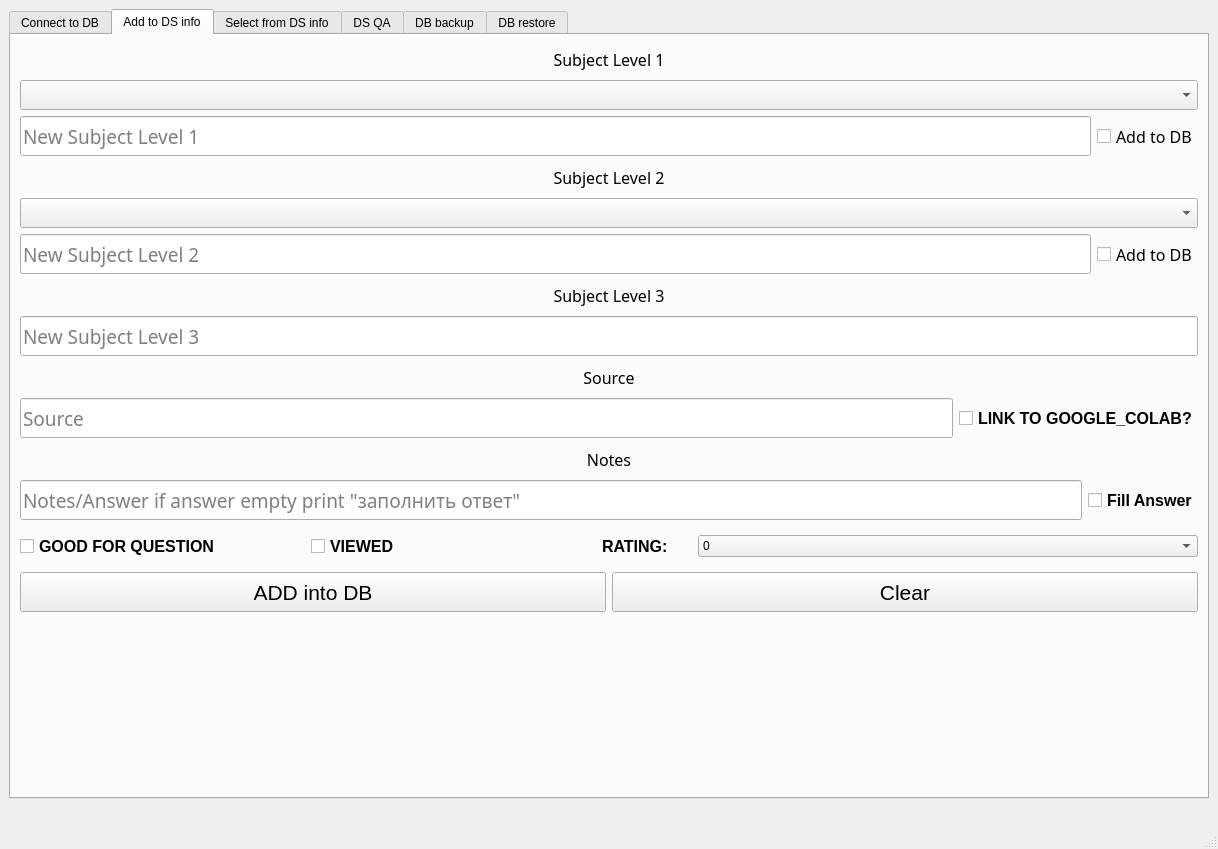
Before: the Qt Designer form DS_data/ui/main.ui in a18091986/python_study_different, drawn with Qt 5.
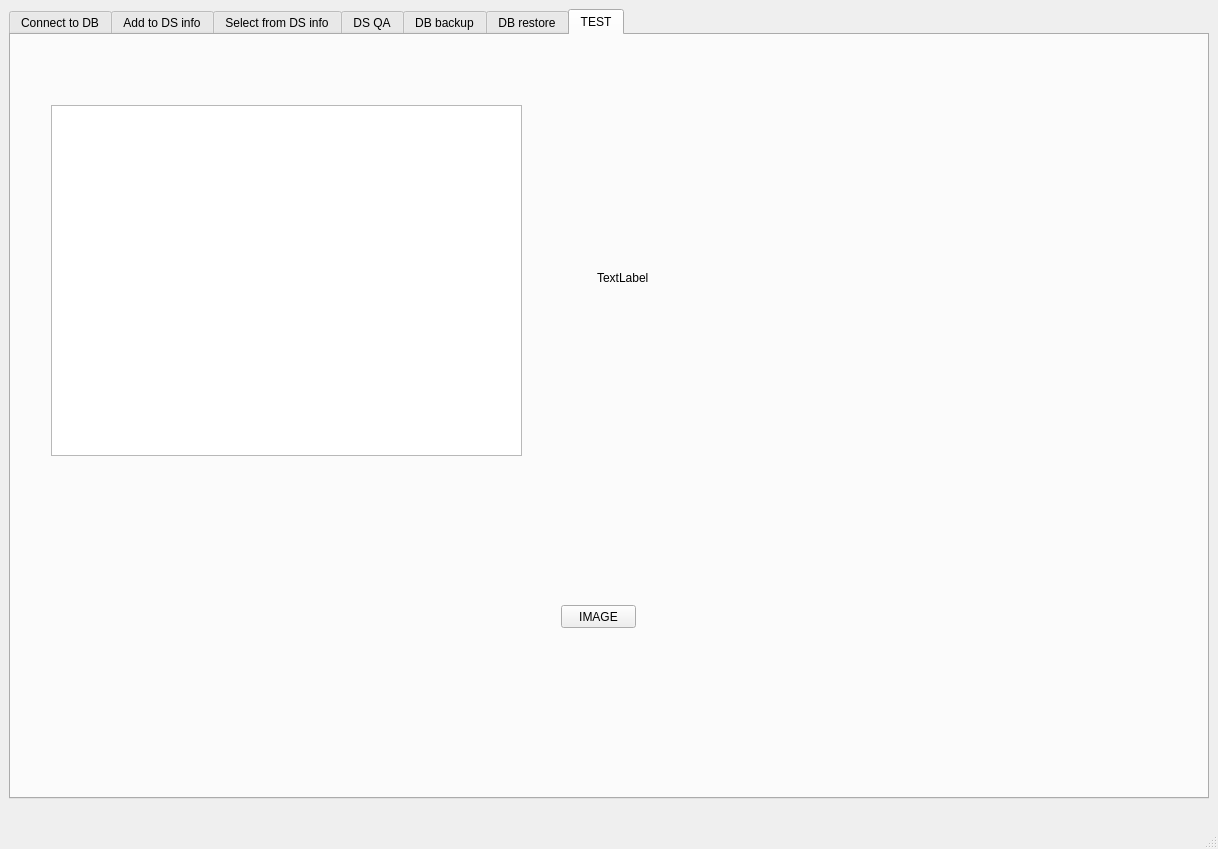
After: the same form once the commit is applied.

What changed in the file:
```diff
--- a/DS_data/ui/main.ui
+++ b/DS_data/ui/main.ui
@@ -36,7 +36,7 @@
        </size>
       </property>
       <property name="currentIndex">
-       <number>1</number>
+       <number>6</number>
       </property>
       <widget class="QWidget" name="tab_3">
        <property name="sizePolicy">
@@ -1723,6 +1723,47 @@
         </item>
        </layout>
       </widget>
+      <widget class="QWidget" name="tab_7">
+       <attribute name="title">
+        <string>TEST</string>
+       </attribute>
+       <widget class="QGraphicsView" name="graphicsView">
+        <property name="geometry">
+         <rect>
+          <x>40</x>
+          <y>70</y>
+          <width>471</width>
+          <height>351</height>
+         </rect>
+        </property>
+       </widget>
+       <widget class="QPushButton" name="pushButton_img">
+        <property name="geometry">
+         <rect>
+          <x>550</x>
+          <y>570</y>
+          <width>75</width>
+          <height>23</height>
+         </rect>
+        </property>
+        <property name="text">
+         <string>IMAGE</string>
+        </property>
+       </widget>
+       <widget class="QLabel" name="label_img">
+        <property name="geometry">
+         <rect>
+          <x>586</x>
+          <y>72</y>
+          <width>511</width>
+          <height>341</height>
+         </rect>
+        </property>
+        <property name="text">
+         <string>TextLabel</string>
+        </property>
+       </widget>
+      </widget>
      </widget>
     </item>
     <item>
```
